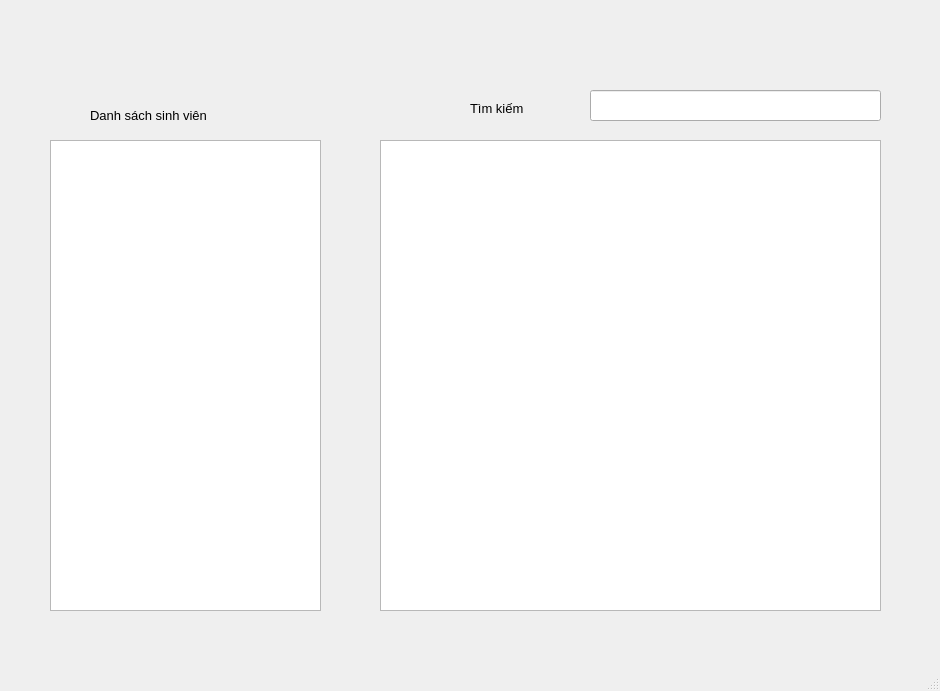
Qt form ui/student_ui.ui (ngoclaithe/qlsv_qt) before a commit.
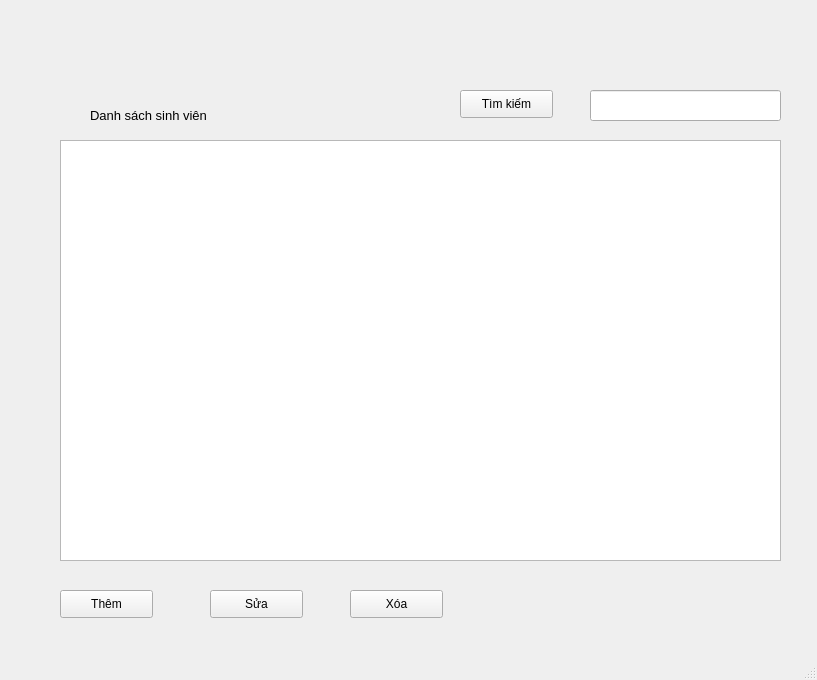
The same form after that commit. Icons and pictures are not drawn.

The edit to the form file:
```diff
--- a/ui/student_ui.ui
+++ b/ui/student_ui.ui
@@ -6,52 +6,24 @@
    <rect>
     <x>0</x>
     <y>0</y>
-    <width>940</width>
-    <height>691</height>
+    <width>817</width>
+    <height>680</height>
    </rect>
   </property>
   <property name="windowTitle">
    <string>MainWindow</string>
   </property>
   <widget class="QWidget" name="centralwidget">
-   <widget class="QLabel" name="label">
-    <property name="geometry">
-     <rect>
-      <x>470</x>
-      <y>100</y>
-      <width>81</width>
-      <height>16</height>
-     </rect>
-    </property>
-    <property name="font">
-     <font>
-      <pointsize>10</pointsize>
-     </font>
-    </property>
-    <property name="text">
-     <string>Tìm kiếm</string>
-    </property>
-   </widget>
    <widget class="QLineEdit" name="lineEdit">
     <property name="geometry">
      <rect>
       <x>590</x>
       <y>90</y>
-      <width>291</width>
+      <width>191</width>
       <height>31</height>
      </rect>
     </property>
    </widget>
-   <widget class="QListView" name="listView">
-    <property name="geometry">
-     <rect>
-      <x>50</x>
-      <y>140</y>
-      <width>271</width>
-      <height>471</height>
-     </rect>
-    </property>
-   </widget>
    <widget class="QLabel" name="label_2">
     <property name="geometry">
      <rect>
@@ -89,16 +61,68 @@
      <bool>true</bool>
     </property>
    </widget>
-   <widget class="QTableView" name="tableView">
+   <widget class="QPushButton" name="pushButton">
     <property name="geometry">
      <rect>
-      <x>380</x>
+      <x>60</x>
+      <y>590</y>
+      <width>93</width>
+      <height>28</height>
+     </rect>
+    </property>
+    <property name="text">
+     <string>Thêm</string>
+    </property>
+   </widget>
+   <widget class="QPushButton" name="pushButton_2">
+    <property name="geometry">
+     <rect>
+      <x>210</x>
+      <y>590</y>
+      <width>93</width>
+      <height>28</height>
+     </rect>
+    </property>
+    <property name="text">
+     <string>Sửa</string>
+    </property>
+   </widget>
+   <widget class="QPushButton" name="pushButton_3">
+    <property name="geometry">
+     <rect>
+      <x>350</x>
+      <y>590</y>
+      <width>93</width>
+      <height>28</height>
+     </rect>
+    </property>
+    <property name="text">
+     <string>Xóa</string>
+    </property>
+   </widget>
+   <widget class="QTableView" name="tableView_2">
+    <property name="geometry">
+     <rect>
+      <x>60</x>
       <y>140</y>
-      <width>501</width>
-      <height>471</height>
+      <width>721</width>
+      <height>421</height>
      </rect>
     </property>
    </widget>
+   <widget class="QPushButton" name="pushButton_4">
+    <property name="geometry">
+     <rect>
+      <x>460</x>
+      <y>90</y>
+      <width>93</width>
+      <height>28</height>
+     </rect>
+    </property>
+    <property name="text">
+     <string>Tìm kiếm</string>
+    </property>
+   </widget>
   </widget>
   <widget class="QMenuBar" name="menubar">
    <property name="geometry">
```
Left out of the diff: 2 changed lines with no effect on the pictures.
